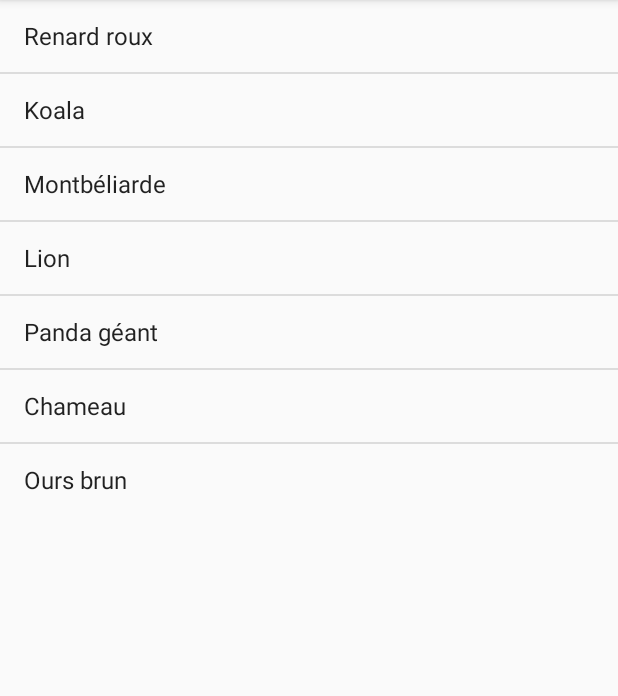
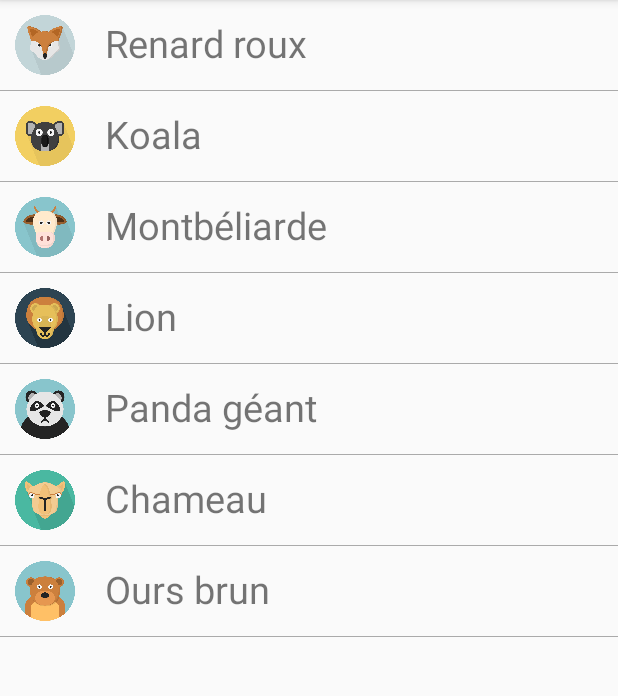
Before and after one commit to G-1994-26/TP1_App_Mb, an Android app: the screen it shows after launch (MainActivity), on a phone screen of 412 x 824 dp, the part 84-780 px from its top. Run offline under Robolectric (Android 15) with nearby library versions, the phone set to English and light mode, and no system bars.

```diff
--- a/src/main/AndroidManifest.xml
+++ b/src/main/AndroidManifest.xml
@@ -9,7 +9,8 @@
         android:roundIcon="@mipmap/ic_launcher_round"
         android:supportsRtl="true"
         android:theme="@style/AppTheme">
-        <activity android:name=".SecondeActivity"></activity>
+        <activity android:name=".recycleview"></activity>
+        <activity android:name=".SecondeActivity" />
         <activity android:name=".MainActivity">
             <intent-filter>
                 <action android:name="android.intent.action.MAIN" />
--- /dev/null
+++ b/src/main/java/com/example/tp_1_1/ItemAdapter.java
@@ -0,0 +1,72 @@
+package com.example.tp_1_1;
+
+import android.content.Intent;
+import android.view.LayoutInflater;
+import android.view.View;
+import android.view.ViewGroup;
+import android.widget.ImageView;
+import android.widget.TextView;
+
+import androidx.annotation.NonNull;
+import androidx.appcompat.app.AppCompatActivity;
+import androidx.recyclerview.widget.RecyclerView;
+
+public class ItemAdapter extends RecyclerView.Adapter<ItemAdapter.ItemViewHolder> {
+    private AppCompatActivity context;
+    String[] animaux = AnimalList.getNameArray();
+
+
+
+    public ItemAdapter(AppCompatActivity context) {
+        this.context=context;
+    }
+
+
+    @NonNull
+    @Override
+    public ItemAdapter.ItemViewHolder onCreateViewHolder(@NonNull ViewGroup parent, int viewType) {
+        //return null;
+        View v = LayoutInflater.from(parent.getContext()).inflate(R.layout.row,parent,false);
+        ItemViewHolder ivh = new ItemViewHolder(v);
+        return ivh;
+    }
+
+    @Override
+    public void onBindViewHolder(@NonNull ItemAdapter.ItemViewHolder holder, int position) {
+        holder.position=position;
+        String nom =animaux[position] ;
+        holder.textView.setText(nom);
+        Animal animal = AnimalList.getAnimal(nom);
+        int id =context.getResources().getIdentifier(animal.getImgFile(),"drawable",context.getPackageName());
+        holder.imageView.setImageResource(id);
+    }
+
+    @Override
+    public int getItemCount() {
+        return animaux.length;
+    }
+
+    public class ItemViewHolder extends RecyclerView.ViewHolder implements View.OnClickListener {
+
+        public int position;
+        public ImageView imageView;
+        public TextView textView;
+
+        public ItemViewHolder(@NonNull View itemView) {
+            super(itemView);
+            imageView=itemView.findViewById(R.id.imageViewRow);
+            textView=itemView.findViewById(R.id.label);
+            itemView.setOnClickListener(this);
+        }
+
+
+        @Override
+        public void onClick(View v) {
+            Intent intent = new Intent(context,SecondeActivity.class);
+            intent.putExtra("name",textView.getText());
+            context.startActivity(intent);
+
+        }
+    }
+
+}
--- a/src/main/java/com/example/tp_1_1/MainActivity.java
+++ b/src/main/java/com/example/tp_1_1/MainActivity.java
@@ -1,24 +1,26 @@
 package com.example.tp_1_1;
 
+import android.os.Bundle;
+
 import androidx.appcompat.app.AppCompatActivity;
+import androidx.recyclerview.widget.DividerItemDecoration;
+import androidx.recyclerview.widget.LinearLayoutManager;
+import androidx.recyclerview.widget.RecyclerView;
 
-import android.content.Intent;
-import android.os.Bundle;
-import android.widget.ListView;
-import android.view.View;
-import android.widget.AdapterView;
-import android.widget.ArrayAdapter;
+import java.util.ArrayList;
 
 
 public class MainActivity extends AppCompatActivity {
 
-    ListView listview;
+    //ListView listview;
+    ItemAdapter adapter;
+    RecyclerView recyclerView;
     @Override
     protected void onCreate(Bundle savedInstanceState) {
         super.onCreate(savedInstanceState);
         setContentView(R.layout.activity_main);
-
-        AnimalList ListAnamal = new AnimalList();
+      // cest le code pour faire la liste view
+       /* AnimalList ListAnamal = new AnimalList();
         final ListView listview = (ListView) findViewById(R.id.listview);
         String[] values = ListAnamal.getNameArray();
         final ArrayAdapter<String> adapter = new ArrayAdapter<String>(this,
@@ -35,7 +37,19 @@ public class MainActivity extends AppCompatActivity {
                 startActivity(intent);
 
             }
-        });
+        });*/
+        ArrayList<String> strings = new ArrayList();
+        recyclerView = findViewById(R.id.recycler);
+        adapter = new ItemAdapter(this);
+        recyclerView.setHasFixedSize(true);
+        recyclerView.setLayoutManager(new LinearLayoutManager(this, LinearLayoutManager.VERTICAL, false));
+        recyclerView.setAdapter(adapter);
+
+        DividerItemDecoration dividerItemDecoration = new DividerItemDecoration(this, DividerItemDecoration.VERTICAL);
+        dividerItemDecoration.setDrawable(getResources().getDrawable(R.drawable.recycl_div));
+        recyclerView.addItemDecoration(dividerItemDecoration);
+       // recyclerView.setAdapter(new RecyclerViewAdapter(strings));
+
     }
 
 
--- /dev/null
+++ b/src/main/res/drawable/recycl_div.xml
@@ -0,0 +1,7 @@
+<?xml version="1.0" encoding="utf-8"?>
+<shape xmlns:android="http://schemas.android.com/apk/res/android"
+    android:shape="rectangle"
+    >
+<size android:height="0.1dp"/>
+    <solid android:color="#aaaaaa"/>
+</shape>
--- a/src/main/res/layout/activity_main.xml
+++ b/src/main/res/layout/activity_main.xml
@@ -1,15 +1,27 @@
 <?xml version="1.0" encoding="utf-8"?>
-<androidx.constraintlayout.widget.ConstraintLayout xmlns:android="http://schemas.android.com/apk/res/android"
+
+<ScrollView xmlns:android="http://schemas.android.com/apk/res/android"
     xmlns:app="http://schemas.android.com/apk/res-auto"
     xmlns:tools="http://schemas.android.com/tools"
     android:layout_width="match_parent"
     android:layout_height="match_parent"
     tools:context=".MainActivity">
 
-    <ListView
-        android:id="@+id/listview"
+<LinearLayout
+    android:layout_width="match_parent"
+    android:layout_height="match_parent">
+    <androidx.recyclerview.widget.RecyclerView
+        android:layout_width="match_parent"
+        android:layout_height="match_parent"
+        android:id="@+id/recycler"
+        />
+
+    //ListView
+        /*android:id="@+id/listview"
         android:layout_width="match_parent"
         android:layout_height="wrap_content"
-        tools:ignore="MissingConstraints" />
+        tools:ignore="MissingConstraints"*/ />
 
-</androidx.constraintlayout.widget.ConstraintLayout>
+</LinearLayout>
+
+</ScrollView>
--- a/src/main/res/layout/activity_seconde.xml
+++ b/src/main/res/layout/activity_seconde.xml
@@ -1,5 +1,5 @@
 <?xml version="1.0" encoding="utf-8"?>
-<LinearLayout
+<ScrollView
     xmlns:android="http://schemas.android.com/apk/res/android"
     xmlns:app="http://schemas.android.com/apk/res-auto"
     xmlns:tools="http://schemas.android.com/tools"
@@ -8,7 +8,10 @@
     android:orientation="vertical"
     tools:context=".SecondeActivity">
 
-
+<LinearLayout
+    android:layout_width="match_parent"
+    android:layout_height="match_parent"
+    android:orientation="vertical">
     <LinearLayout
         android:id="@+id/linea1"
         android:layout_width="match_parent"
@@ -180,5 +183,6 @@
         android:layout_height="wrap_content"
         android:layout_marginLeft="115dp"
         android:layout_marginTop="22dp"/>
+</LinearLayout>
 
-</LinearLayout>
+</ScrollView>
--- /dev/null
+++ b/src/main/res/layout/row.xml
@@ -0,0 +1,25 @@
+<?xml version="1.0" encoding="utf-8"?>
+
+<LinearLayout xmlns:android="http://schemas.android.com/apk/res/android"
+    android:orientation="horizontal" android:layout_width="match_parent"
+    android:layout_height="wrap_content"
+    android:padding="10dp">
+
+    <ImageView
+        android:id="@+id/imageViewRow"
+        android:layout_width="40dp"
+        android:layout_height="40dp"
+        android:src="@drawable/cow"
+        />
+
+    <TextView
+        android:id="@+id/label"
+        android:layout_width="wrap_content"
+        android:layout_height="38dp"
+        android:layout_marginStart="20dp"
+        android:layout_marginLeft="20dp"
+        android:gravity="fill_vertical"
+        android:text="TextView"
+        android:textSize="25sp" />
+
+</LinearLayout>
```
